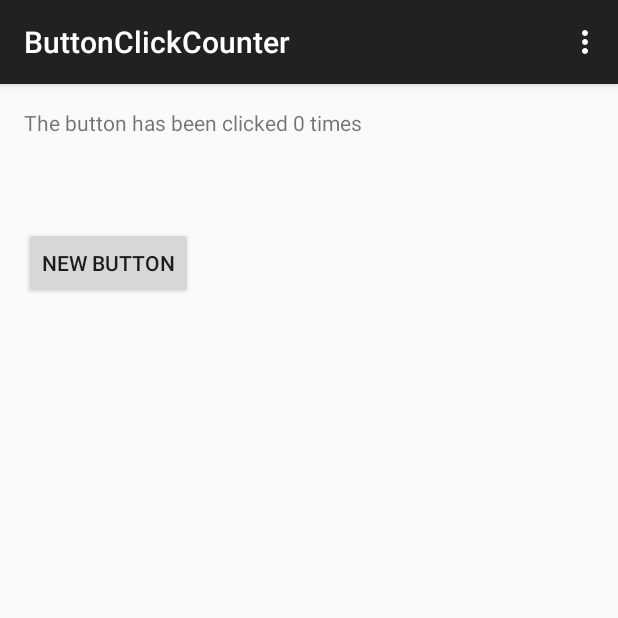
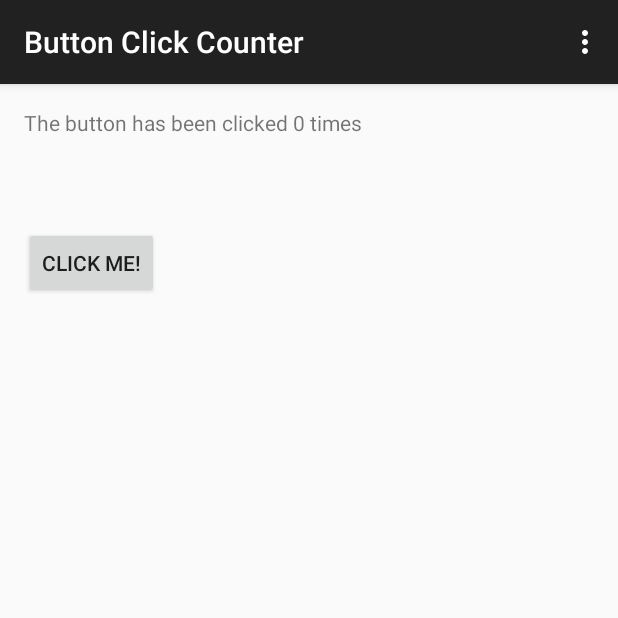
Before and after one commit to mkturner/android-button-app, an Android app: the screen it shows after launch (MainActivity), on a phone screen of 412 x 824 dp, the top half of it. Run offline under Robolectric (Android 15) with nearby library versions, the phone set to English and light mode, and no system bars.

Commit message:
uses string from styles.xml instead of hardcoded ones

```diff
--- a/app/src/main/res/layout/activity_main.xml
+++ b/app/src/main/res/layout/activity_main.xml
@@ -5,14 +5,14 @@
     android:paddingTop="@dimen/activity_vertical_margin"
     android:paddingBottom="@dimen/activity_vertical_margin" tools:context=".MainActivity">
 
-    <TextView android:text="The button has been clicked 0 times" android:layout_width="wrap_content"
+    <TextView android:text="@string/view_text" android:layout_width="wrap_content"
         android:layout_height="wrap_content"
         android:id="@+id/textView" />
 
     <Button
         android:layout_width="wrap_content"
         android:layout_height="wrap_content"
-        android:text="New Button"
+        android:text="@string/button_text"
         android:id="@+id/button"
         android:layout_below="@+id/textView"
         android:layout_alignParentLeft="true"
--- a/app/src/main/res/values/strings.xml
+++ b/app/src/main/res/values/strings.xml
@@ -1,8 +1,10 @@
 <?xml version="1.0" encoding="utf-8"?>
 <resources>
 
-    <string name="app_name">ButtonClickCounter</string>
+    <string name="app_name">Button Click Counter</string>
     <string name="hello_world">Hello world!</string>
     <string name="action_settings">Settings</string>
+    <string name="button_text">Click Me!</string>
+    <string name="view_text">The button has been clicked 0 times</string>
 
 </resources>
```
